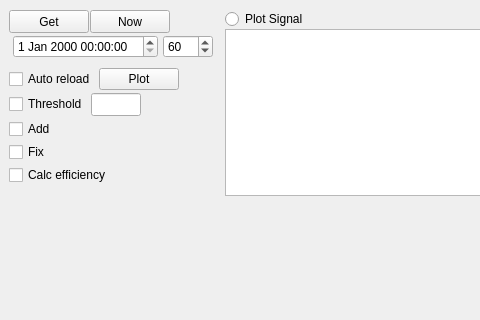
kenih4/Correlation_plot, file mainwindow.ui: the form before one commit; both pictures show x 0 to 480 and y 0 to 320 of the 1161 by 950 pixel window.
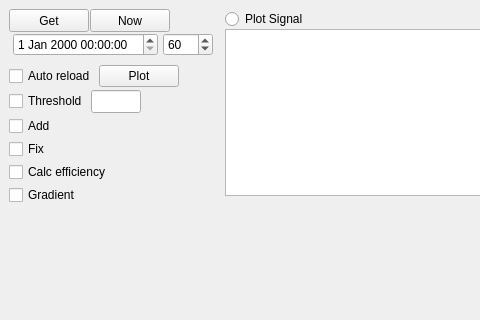
The form after the commit. Custom widgets are drawn as their Qt base class.

Commit message: Add Gradient checkbox: color scatter points red (oldest) to blue (newest)

```diff
--- a/mainwindow.ui
+++ b/mainwindow.ui
@@ -336,6 +336,16 @@
               </property>
              </widget>
             </item>
+            <item>
+             <widget class="QCheckBox" name="checkBox_gradient">
+              <property name="toolTip">
+               <string>Oldest shot: red, newest shot: blue (gradation)</string>
+              </property>
+              <property name="text">
+               <string>Gradient</string>
+              </property>
+             </widget>
+            </item>
            </layout>
           </item>
           <item>
```
The commit also changes 2 other files.
